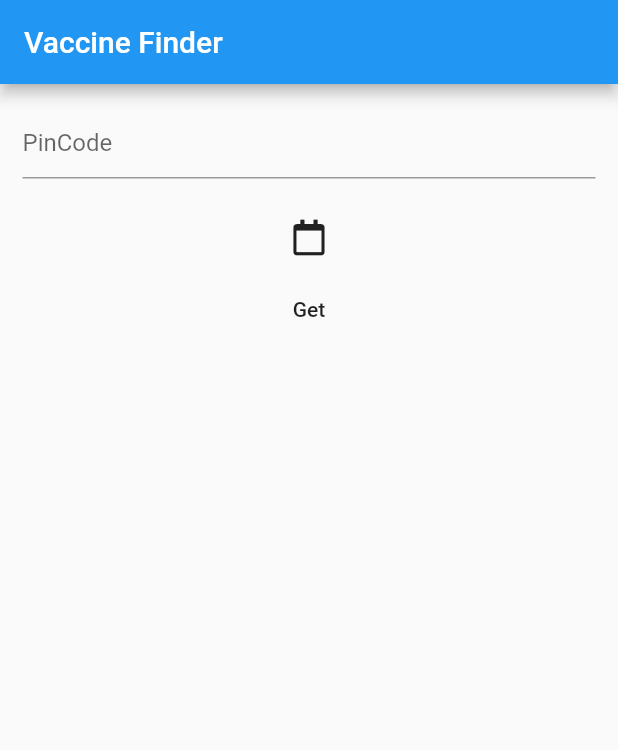
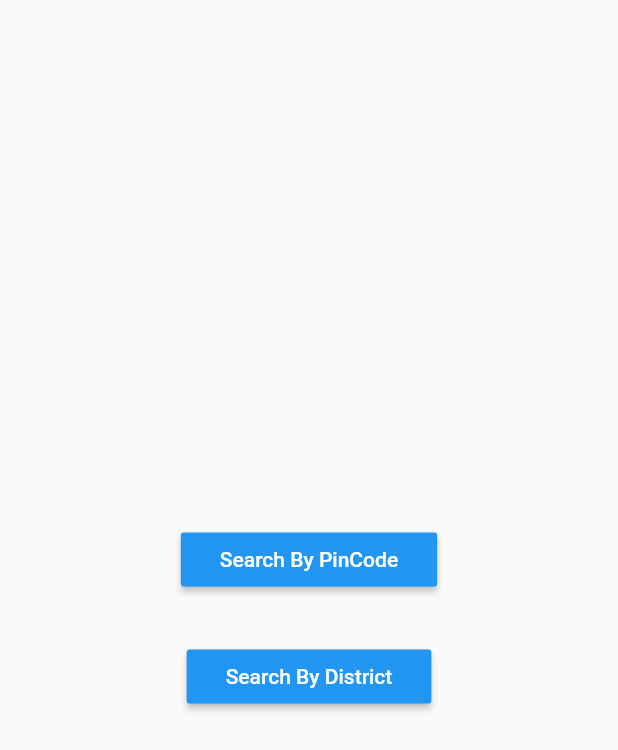
Before and after one commit to vivekdusad/cowin_vacine_tracker, a Flutter app: the screen it shows after launch, on a phone screen of 412 x 824 dp. Shown: the top 750 px of the screen. Run offline on Flutter 3.47's test engine with Material 2 defaults, Android fonts, the phone set to English and light mode, and no system bars; our stand-ins replace bloc, datetime_picker_formfield, equatable, flutter_bloc, flutter_riverpod, font_awesome_flutter and 1 more.

Commit message:
UI changes

```diff
--- a/lib/main.dart
+++ b/lib/main.dart
@@ -1,8 +1,10 @@
 import 'package:cowin_vaccine_tracker/repos/pincodeRepo.dart';
 import 'package:cowin_vaccine_tracker/ui/homePage.dart';
+import 'package:cowin_vaccine_tracker/ui/introScreen.dart';
 import 'package:cowin_vaccine_tracker/web/server.dart';
 import 'package:flutter/material.dart';
 import 'package:flutter_riverpod/flutter_riverpod.dart';
+import 'package:get/get_navigation/src/root/get_material_app.dart';
 
 void main() {
   runApp(ProviderScope(child: MyApp()));
@@ -19,13 +21,13 @@ class MyApp extends StatelessWidget {
   // This widget is the root of your application.
   @override
   Widget build(BuildContext context) {
-    return MaterialApp(
+    return GetMaterialApp(
       debugShowCheckedModeBanner: false,
       title: 'Flutter Demo',
       theme: ThemeData(
         primarySwatch: Colors.blue,
       ),
-      home: HomePage(),
+      home: Intro(),
     );
   }
 }
--- /dev/null
+++ b/lib/ui/introScreen.dart
@@ -0,0 +1,46 @@
+import 'package:cowin_vaccine_tracker/ui/homePage.dart';
+import 'package:flutter/material.dart';
+import 'package:get/get.dart';
+
+class Intro extends StatelessWidget {
+  @override
+  Widget build(BuildContext context) {
+    return Scaffold(
+      body: Center(
+        child: Column(
+          mainAxisAlignment: MainAxisAlignment.center,
+          crossAxisAlignment: CrossAxisAlignment.center,
+          children: [
+            MaterialButton(
+              color: Colors.blue,
+              onPressed: () {
+                Get.to(HomePage());
+              },
+              child: Padding(
+                padding: const EdgeInsets.all(10.0),
+                child: Text("Search By PinCode",
+                    style: TextStyle(
+                      color: Colors.white,
+                    )),
+              ),
+            ),
+            SizedBox(
+              height: 30,
+            ),
+            MaterialButton(
+              color: Colors.blue,
+              onPressed: () {},
+              child: Padding(
+                padding: const EdgeInsets.all(10.0),
+                child: Text("Search By District",
+                    style: TextStyle(
+                      color: Colors.white,
+                    )),
+              ),
+            )
+          ],
+        ),
+      ),
+    );
+  }
+}
--- /dev/null
+++ b/lib/ui/searchByDistrict.dart
@@ -0,0 +1,8 @@
+import 'package:flutter/material.dart';
+
+class ByDistrictPage extends StatelessWidget {
+  @override
+  Widget build(BuildContext context) {
+    return Scaffold();
+  }
+}
--- a/lib/web/server.dart
+++ b/lib/web/server.dart
@@ -21,7 +21,7 @@ class ServerBase extends Server {
 
   Future<List<Centers>> getSessionByPincode(String pincode, String date) async {
     Response _response =
-        await _getData(url: "calendarByPin?pincode=303503&date=31-03-2021");
+        await _getData(url: "calendarByPin?pincode=$pincode&date=31-03-2021");
     try {
       if (_response.statusCode == 500) {
         throw SocketException("internet");
--- a/pubspec.yaml
+++ b/pubspec.yaml
@@ -18,14 +18,13 @@ publish_to: 'none' # Remove this line if you wish to publish to pub.dev
 version: 1.0.0+1
 
 environment:
-  sdk: ">=2.7.0 <3.0.0"
+  sdk: '>=2.7.0 <3.0.0'
 
 dependencies:
   flutter:
     sdk: flutter
   flutter_localizations:
     sdk: flutter
-
 
   # The following adds the Cupertino Icons font to your application.
   # Use with the CupertinoIcons class for iOS style icons.
@@ -48,7 +47,6 @@ dev_dependencies:
 
 # The following section is specific to Flutter.
 flutter:
-
   # The following line ensures that the Material Icons font is
   # included with your application, so that you can use the icons in
   # the material Icons class.
```
